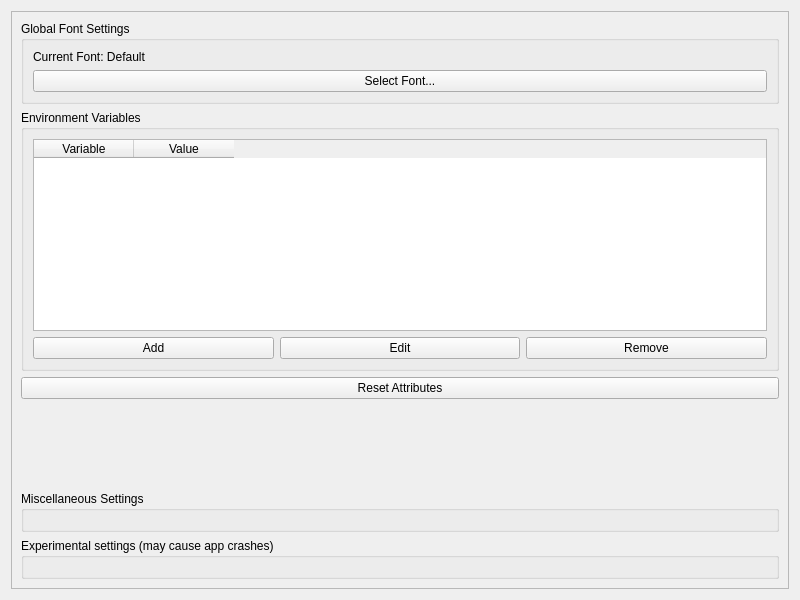
The window that Tools/HolocronToolset/src/ui/widgets/settings/application.ui (NickHugi/PyKotor) describes before a commit, drawn with Qt 5.
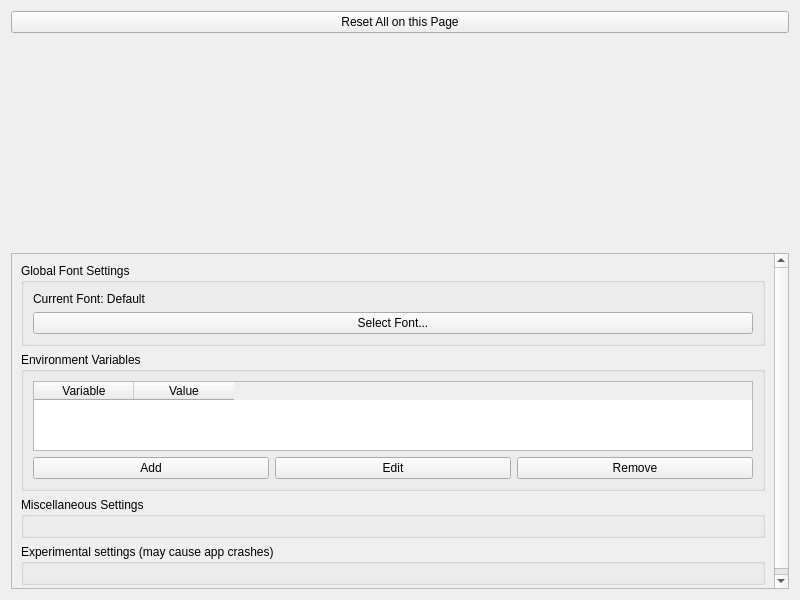
The same window after the commit.

Patch:
```diff
--- a/Tools/HolocronToolset/src/ui/widgets/settings/application.ui
+++ b/Tools/HolocronToolset/src/ui/widgets/settings/application.ui
@@ -15,6 +15,43 @@
         </property>
         <layout class="QVBoxLayout" name="verticalLayout">
             <item>
+                <layout class="QVBoxLayout" name="verticalLayout_4">
+                    <item>
+                        <widget class="QPushButton" name="resetAttributesButton">
+                            <property name="sizePolicy">
+                                <sizepolicy hsizetype="Preferred"
+                                    vsizetype="Minimum">
+                                    <horstretch>10</horstretch>
+                                    <verstretch>0</verstretch>
+                                </sizepolicy>
+                            </property>
+                            <property name="maximumSize">
+                                <size>
+                                    <width>16777215</width>
+                                    <height>50</height>
+                                </size>
+                            </property>
+                            <property name="text">
+                                <string>Reset All on this Page</string>
+                            </property>
+                        </widget>
+                    </item>
+                    <item>
+                        <spacer name="verticalSpacer">
+                            <property name="orientation">
+                                <enum>Qt::Vertical</enum>
+                            </property>
+                            <property name="sizeHint" stdset="0">
+                                <size>
+                                    <width>20</width>
+                                    <height>40</height>
+                                </size>
+                            </property>
+                        </spacer>
+                    </item>
+                </layout>
+            </item>
+            <item>
                 <widget class="QScrollArea" name="scrollArea">
                     <property name="widgetResizable">
                         <bool>true</bool>
@@ -107,43 +144,6 @@
                                 </widget>
                             </item>
                             <item>
-                                <layout class="QVBoxLayout" name="verticalLayout_4">
-                                    <item>
-                                        <widget class="QPushButton" name="resetAttributesButton">
-                                            <property name="sizePolicy">
-                                                <sizepolicy hsizetype="Preferred"
-                                                            vsizetype="Minimum">
-                                                    <horstretch>10</horstretch>
-                                                    <verstretch>0</verstretch>
-                                                </sizepolicy>
-                                            </property>
-                                            <property name="maximumSize">
-                                                <size>
-                                                    <width>16777215</width>
-                                                    <height>50</height>
-                                                </size>
-                                            </property>
-                                            <property name="text">
-                                                <string>Reset Attributes</string>
-                                            </property>
-                                        </widget>
-                                    </item>
-                                    <item>
-                                        <spacer name="verticalSpacer">
-                                            <property name="orientation">
-                                                <enum>Qt::Vertical</enum>
-                                            </property>
-                                            <property name="sizeHint" stdset="0">
-                                                <size>
-                                                    <width>20</width>
-                                                    <height>40</height>
-                                                </size>
-                                            </property>
-                                        </spacer>
-                                    </item>
-                                </layout>
-                            </item>
-                            <item>
                                 <widget class="QGroupBox" name="groupBoxMiscSettings">
                                     <property name="title">
                                         <string>Miscellaneous Settings</string>
```
Left out of the diff: 7 changed lines with no effect on the pictures.
